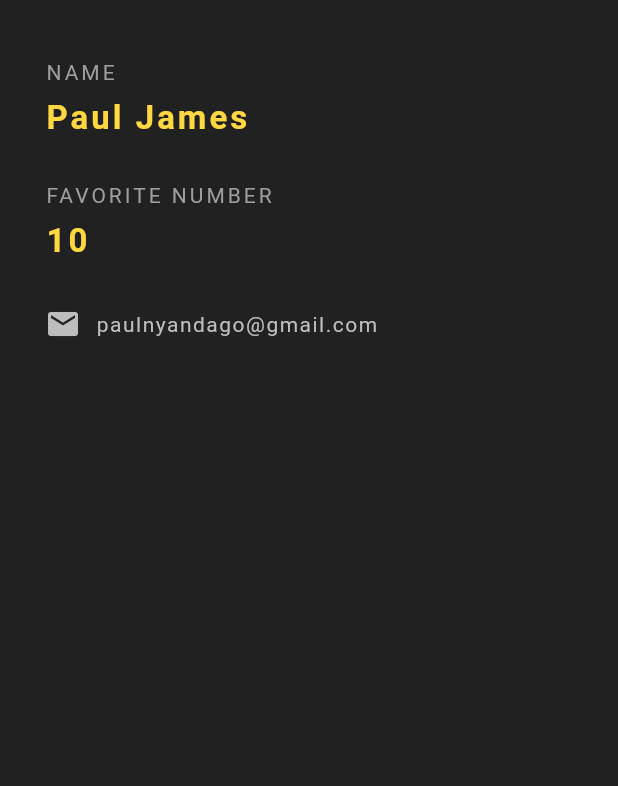
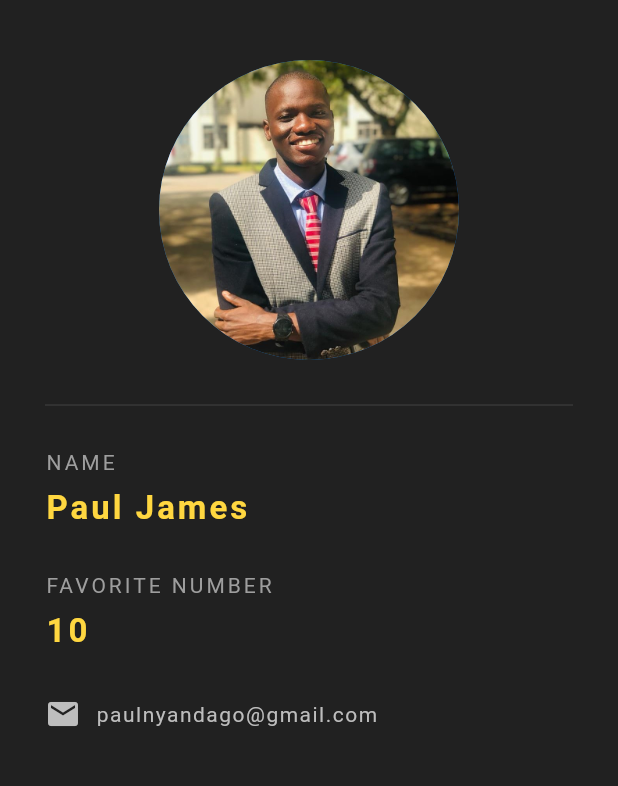
Before and after one commit to Nyandago/Canny-ID-Project, a Flutter app: the screen it shows after launch, on a phone screen of 412 x 824 dp, the part 84-870 px from its top. Run offline on Flutter 3.47's test engine with Material 2 defaults, Android fonts, the phone set to English and light mode, and no system bars.

Commit message:
Added picture with a Divider widget

```diff
--- a/lib/main.dart
+++ b/lib/main.dart
@@ -21,6 +21,15 @@ class CannyCard extends StatelessWidget {
         child: Column(
           crossAxisAlignment: CrossAxisAlignment.start,
           children: <Widget>[
+              Center(
+              child: CircleAvatar(
+               backgroundImage: AssetImage('images/Canny.jpg'),
+                radius: 100.0,
+             ),
+            ),
+            Divider(height: 60.0,
+            color: Colors.grey[800],
+            ),
             Text(
               'NAME',
               style: TextStyle(
--- a/pubspec.yaml
+++ b/pubspec.yaml
@@ -45,9 +45,9 @@ flutter:
   uses-material-design: true
 
   # To add assets to your application, add an assets section, like this:
-  # assets:
-  #   - images/a_dot_burr.jpeg
-  #   - images/a_dot_ham.jpeg
+  assets:
+   - images/Canny.jpg
+
 
   # An image asset can refer to one or more resolution-specific "variants", see
   # https://flutter.dev/assets-and-images/#resolution-aware.
```
Also changed, not shown: images/Canny.jpg (added).
